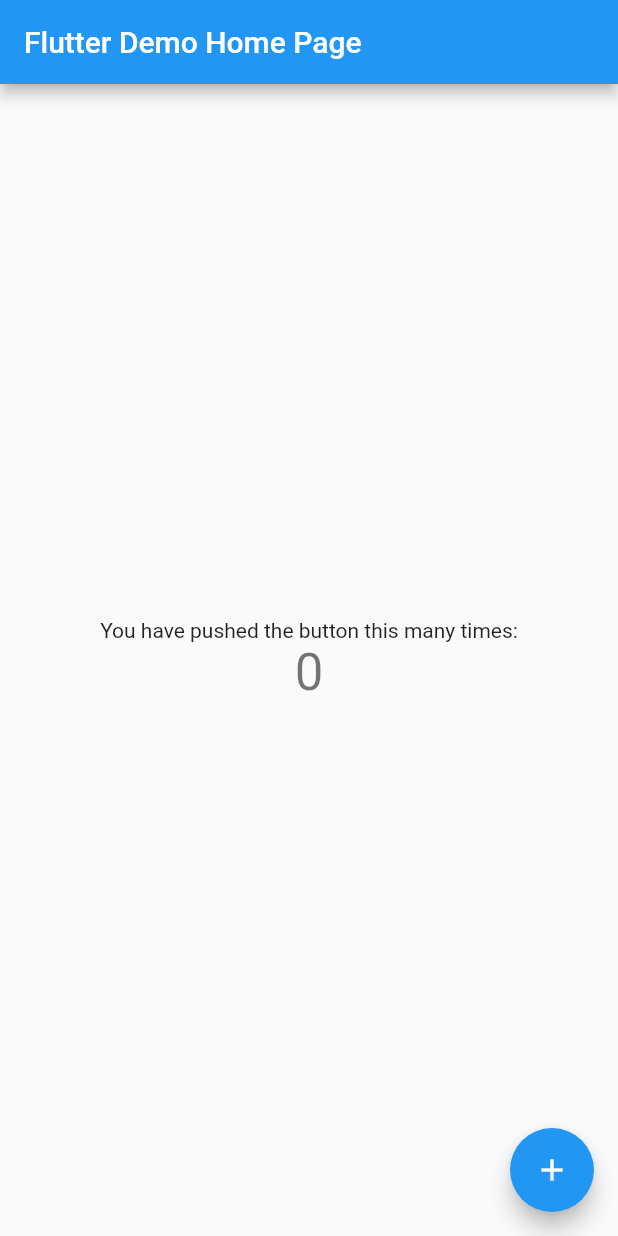
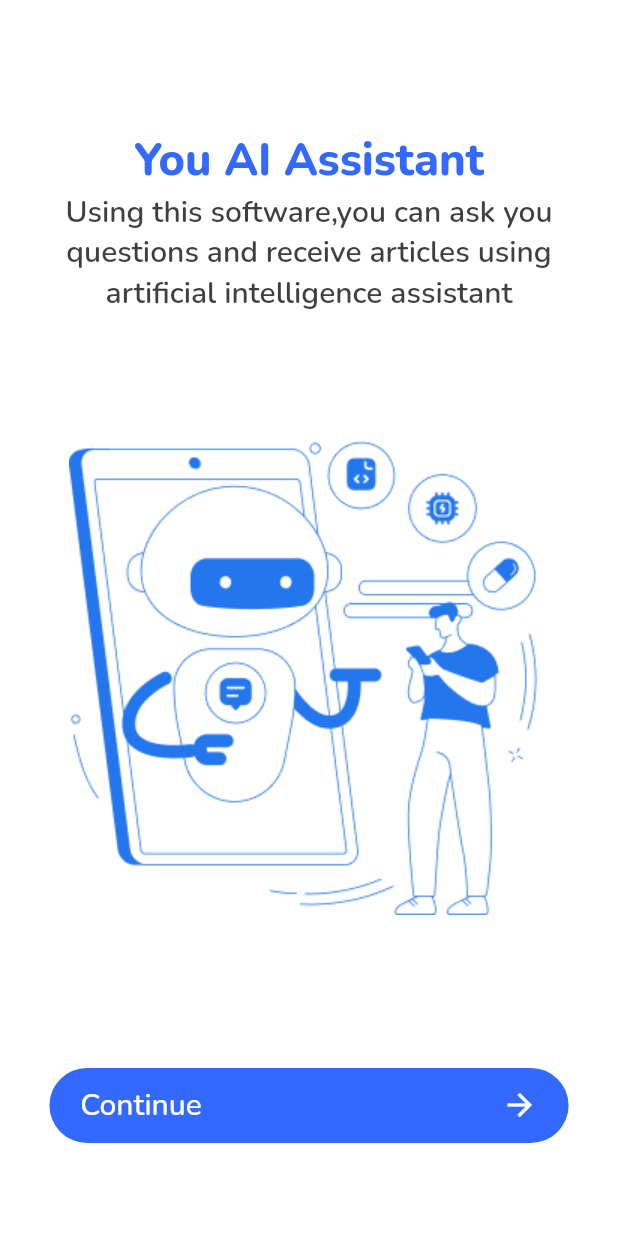
Before and after one commit to mafzaldev/flutter-chatgpt-ui, a Flutter app: the screen it shows after launch, on a phone screen of 412 x 824 dp. Run offline on Flutter 3.47's test engine with Material 2 defaults, Android fonts, the phone set to English and light mode, and no system bars; our stand-ins replace google_fonts.

Commit message:
completed splash and onboarding-1 screens

```diff
--- a/lib/main.dart
+++ b/lib/main.dart
@@ -1,3 +1,4 @@
+import 'package:chatgpt_app_ui/screens/onboarding_screen.dart';
 import 'package:flutter/material.dart';
 
 void main() {
@@ -7,109 +8,14 @@ void main() {
 class MyApp extends StatelessWidget {
   const MyApp({super.key});
 
-  // This widget is the root of your application.
   @override
   Widget build(BuildContext context) {
     return MaterialApp(
-      title: 'Flutter Demo',
+      debugShowCheckedModeBanner: false,
       theme: ThemeData(
-        // This is the theme of your application.
-        //
-        // Try running your application with "flutter run". You'll see the
-        // application has a blue toolbar. Then, without quitting the app, try
-        // changing the primarySwatch below to Colors.green and then invoke
-        // "hot reload" (press "r" in the console where you ran "flutter run",
-        // or simply save your changes to "hot reload" in a Flutter IDE).
-        // Notice that the counter didn't reset back to zero; the application
-        // is not restarted.
         primarySwatch: Colors.blue,
       ),
-      home: const MyHomePage(title: 'Flutter Demo Home Page'),
+      home: const SafeArea(child: OnBoarding()),
     );
   }
 }
-
-class MyHomePage extends StatefulWidget {
-  const MyHomePage({super.key, required this.title});
-
-  // This widget is the home page of your application. It is stateful, meaning
-  // that it has a State object (defined below) that contains fields that affect
-  // how it looks.
-
-  // This class is the configuration for the state. It holds the values (in this
-  // case the title) provided by the parent (in this case the App widget) and
-  // used by the build method of the State. Fields in a Widget subclass are
-  // always marked "final".
-
-  final String title;
-
-  @override
-  State<MyHomePage> createState() => _MyHomePageState();
-}
-
-class _MyHomePageState extends State<MyHomePage> {
-  int _counter = 0;
-
-  void _incrementCounter() {
-    setState(() {
-      // This call to setState tells the Flutter framework that something has
-      // changed in this State, which causes it to rerun the build method below
-      // so that the display can reflect the updated values. If we changed
-      // _counter without calling setState(), then the build method would not be
-      // called again, and so nothing would appear to happen.
-      _counter++;
-    });
-  }
-
-  @override
-  Widget build(BuildContext context) {
-    // This method is rerun every time setState is called, for instance as done
-    // by the _incrementCounter method above.
-    //
-    // The Flutter framework has been optimized to make rerunning build methods
-    // fast, so that you can just rebuild anything that needs updating rather
-    // than having to individually change instances of widgets.
-    return Scaffold(
-      appBar: AppBar(
-        // Here we take the value from the MyHomePage object that was created by
-        // the App.build method, and use it to set our appbar title.
-        title: Text(widget.title),
-      ),
-      body: Center(
-        // Center is a layout widget. It takes a single child and positions it
-        // in the middle of the parent.
-        child: Column(
-          // Column is also a layout widget. It takes a list of children and
-          // arranges them vertically. By default, it sizes itself to fit its
-          // children horizontally, and tries to be as tall as its parent.
-          //
-          // Invoke "debug painting" (press "p" in the console, choose the
-          // "Toggle Debug Paint" action from the Flutter Inspector in Android
-          // Studio, or the "Toggle Debug Paint" command in Visual Studio Code)
-          // to see the wireframe for each widget.
-          //
-          // Column has various properties to control how it sizes itself and
-          // how it positions its children. Here we use mainAxisAlignment to
-          // center the children vertically; the main axis here is the vertical
-          // axis because Columns are vertical (the cross axis would be
-          // horizontal).
-          mainAxisAlignment: MainAxisAlignment.center,
-          children: <Widget>[
-            const Text(
-              'You have pushed the button this many times:',
-            ),
-            Text(
-              '$_counter',
-              style: Theme.of(context).textTheme.headline4,
-            ),
-          ],
-        ),
-      ),
-      floatingActionButton: FloatingActionButton(
-        onPressed: _incrementCounter,
-        tooltip: 'Increment',
-        child: const Icon(Icons.add),
-      ), // This trailing comma makes auto-formatting nicer for build methods.
-    );
-  }
-}
--- /dev/null
+++ b/lib/screens/onboarding_screen.dart
@@ -0,0 +1,45 @@
+import 'package:chatgpt_app_ui/utils/responsive.dart';
+import 'package:flutter/material.dart';
+import 'package:chatgpt_app_ui/utils/app_styles.dart';
+
+import '../widgets/onboarding_button.dart';
+
+class OnBoarding extends StatelessWidget {
+  const OnBoarding({super.key});
+
+  @override
+  Widget build(BuildContext context) {
+    SizeConfig().init(context);
+    return Scaffold(
+        backgroundColor: cWhite,
+        body: Padding(
+          padding: EdgeInsets.symmetric(
+              horizontal: SizeConfig.horizontalBlockSize! * 8),
+          child: Column(
+            mainAxisAlignment: MainAxisAlignment.spaceAround,
+            children: [
+              SizedBox(height: SizeConfig.verticalBlockSize! * 5),
+              Column(
+                children: [
+                  Text("You AI Assistant",
+                      style: cBold.copyWith(color: cPrimaryBlue, fontSize: 30)),
+                  Text(
+                    "Using this software,you can ask you questions and receive articles using artificial intelligence assistant",
+                    style: cSemiBold.copyWith(
+                      color: cBlack,
+                      fontSize: 20,
+                    ),
+                    textAlign: TextAlign.center,
+                  )
+                ],
+              ),
+              SizedBox(height: SizeConfig.verticalBlockSize! * 2),
+              Image.asset('assets/onboarding_image.png'),
+              SizedBox(height: SizeConfig.verticalBlockSize! * 5),
+              const OnBoardingButton(),
+              SizedBox(height: SizeConfig.verticalBlockSize! * 2),
+            ],
+          ),
+        ));
+  }
+}
--- /dev/null
+++ b/lib/screens/splash_screen.dart
@@ -0,0 +1,31 @@
+import 'package:chatgpt_app_ui/utils/app_styles.dart';
+import 'package:flutter/material.dart';
+
+class SplashScreen extends StatefulWidget {
+  const SplashScreen({super.key});
+
+  @override
+  State<SplashScreen> createState() => _SplashScreenState();
+}
+
+class _SplashScreenState extends State<SplashScreen> {
+  @override
+  void initState() {
+    super.initState();
+    // Timer(const Duration(seconds: 3), () {
+    //   Navigator.pushReplacement(
+    //       context, MaterialPageRoute(builder: (context) => const OnBoarding()));
+    // });
+  }
+
+  @override
+  Widget build(BuildContext context) {
+    return Scaffold(
+        body: Container(
+      color: cPrimaryBlue,
+      child: Center(
+        child: Image.asset('assets/logo.png'),
+      ),
+    ));
+  }
+}
--- a/lib/utils/app_styles.dart
+++ b/lib/utils/app_styles.dart
@@ -6,16 +6,14 @@ const Color cWhite = Color(0xFFFFFFFF);
 const Color cGrey = Color(0xfff4f4f4);
 const Color cBlack = Color(0xff3f3f3f);
 
-final eRegular = GoogleFonts.nunito(
+final cRegular = GoogleFonts.nunito(
   fontWeight: FontWeight.w500,
-  fontSize: 16,
 );
 
-final eSemiBold = GoogleFonts.nunito(
+final cSemiBold = GoogleFonts.nunito(
   fontWeight: FontWeight.w600,
 );
 
-final eBold = GoogleFonts.nunito(
+final cBold = GoogleFonts.nunito(
   fontWeight: FontWeight.w800,
-  fontSize: 17,
 );
--- /dev/null
+++ b/lib/widgets/onboarding_button.dart
@@ -0,0 +1,40 @@
+import 'package:chatgpt_app_ui/utils/app_styles.dart';
+import 'package:chatgpt_app_ui/utils/responsive.dart';
+import 'package:flutter/material.dart';
+
+class OnBoardingButton extends StatelessWidget {
+  const OnBoardingButton({super.key});
+
+  @override
+  Widget build(BuildContext context) {
+    SizeConfig().init(context);
+    return InkWell(
+      onTap: () {},
+      child: Container(
+        height: 50,
+        width: double.infinity,
+        decoration: BoxDecoration(
+          color: cPrimaryBlue,
+          borderRadius: BorderRadius.circular(30),
+        ),
+        child: Padding(
+          padding: EdgeInsets.symmetric(
+              horizontal: SizeConfig.horizontalBlockSize! * 5),
+          child: Row(
+            mainAxisAlignment: MainAxisAlignment.spaceBetween,
+            children: [
+              Text(
+                'Continue',
+                style: cRegular.copyWith(
+                  color: cWhite,
+                  fontSize: 20,
+                ),
+              ),
+              const Icon(Icons.arrow_forward, color: cWhite)
+            ],
+          ),
+        ),
+      ),
+    );
+  }
+}
```
Also changed, not shown: pubspec.yaml (+4 -7 lines), 1 other file.
